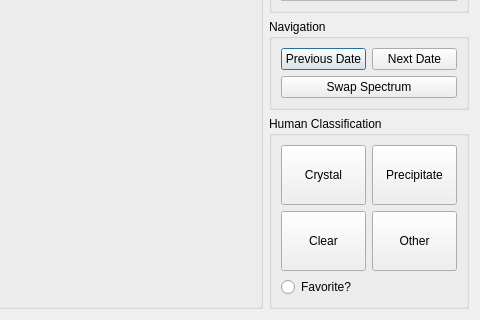
Old version of the form pyqt_designer/image_pop_dialog.ui in the repository Hauptman-Woodward/Marco_Polo; both pictures show x 283 to 763 and y 287 to 607 of the 763 by 607 pixel window.
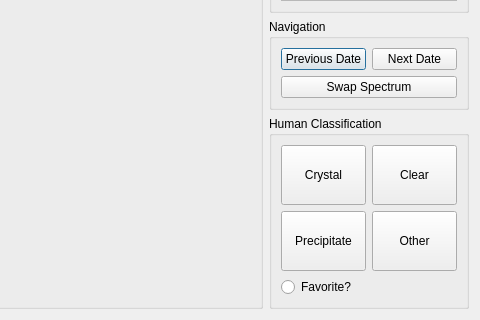
New version of the form. Custom widgets are drawn as their Qt base class.

```diff
--- a/pyqt_designer/image_pop_dialog.ui
+++ b/pyqt_designer/image_pop_dialog.ui
@@ -150,7 +150,7 @@
          <string>&lt;html&gt;&lt;head/&gt;&lt;body&gt;&lt;p&gt;Classify current image as clear.&lt;/p&gt;&lt;p&gt;&lt;br/&gt;&lt;/p&gt;&lt;/body&gt;&lt;/html&gt;</string>
         </property>
         <property name="text">
-         <string>Clear</string>
+         <string>Precipitate</string>
         </property>
         <property name="shortcut">
          <string>3</string>
@@ -188,7 +188,7 @@
          <string>&lt;html&gt;&lt;head/&gt;&lt;body&gt;&lt;p&gt;Classify current image as precipitate.&lt;/p&gt;&lt;/body&gt;&lt;/html&gt;</string>
         </property>
         <property name="text">
-         <string>Precipitate</string>
+         <string>Clear</string>
         </property>
         <property name="shortcut">
          <string>2</string>
```
Left out of the diff: 14 changed lines with no effect on the pictures.
